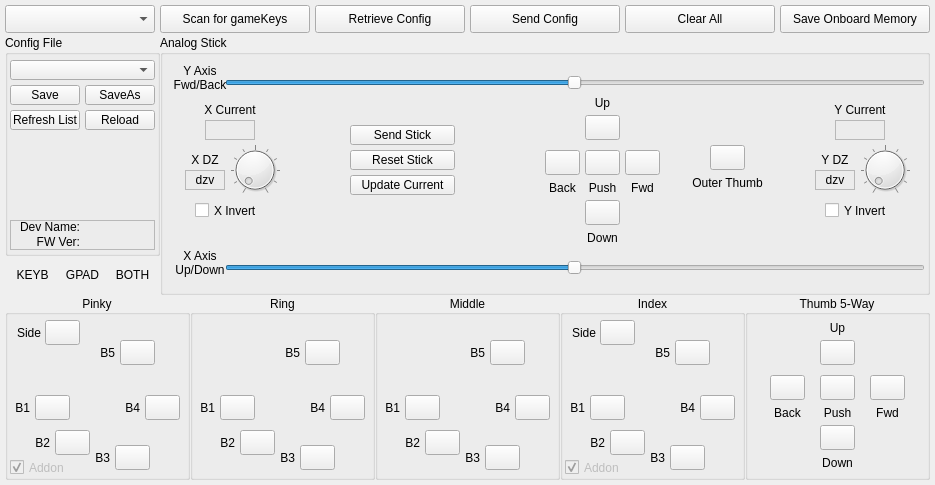
andrewb435/gameKey-Companion, file ui_main.ui: the form before one commit.
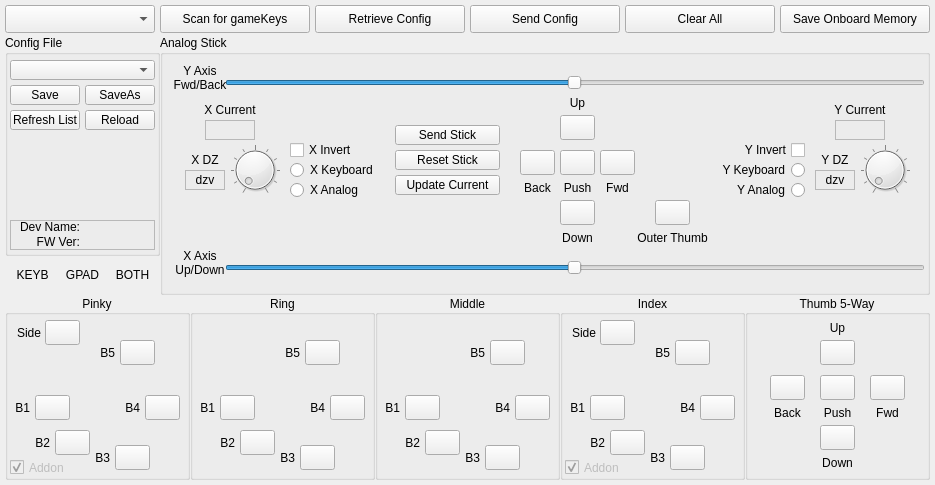
The form after the commit. Custom widgets are drawn as their Qt base class.

Commit message: UI tweaks Added analog/digital selectors for thumbstick

What changed in the file:
```diff
--- a/ui_main.ui
+++ b/ui_main.ui
@@ -1358,32 +1358,6 @@
       <set>Qt::AlignCenter</set>
      </property>
     </widget>
-    <widget class="QCheckBox" name="iXInvert">
-     <property name="geometry">
-      <rect>
-       <x>35</x>
-       <y>165</y>
-       <width>75</width>
-       <height>21</height>
-      </rect>
-     </property>
-     <property name="text">
-      <string>X Invert</string>
-     </property>
-    </widget>
-    <widget class="QCheckBox" name="iYInvert">
-     <property name="geometry">
-      <rect>
-       <x>665</x>
-       <y>165</y>
-       <width>75</width>
-       <height>21</height>
-      </rect>
-     </property>
-     <property name="text">
-      <string>Y Invert</string>
-     </property>
-    </widget>
     <widget class="QLabel" name="oYCur">
      <property name="geometry">
       <rect>
@@ -1431,7 +1405,7 @@
     <widget class="QPushButton" name="bResetAxes">
      <property name="geometry">
       <rect>
-       <x>190</x>
+       <x>235</x>
        <y>115</y>
        <width>105</width>
        <height>20</height>
@@ -1447,7 +1421,7 @@
     <widget class="QPushButton" name="bSendAxes">
      <property name="geometry">
       <rect>
-       <x>190</x>
+       <x>235</x>
        <y>90</y>
        <width>105</width>
        <height>20</height>
@@ -1463,7 +1437,7 @@
     <widget class="QPushButton" name="bUpdateAnalog">
      <property name="geometry">
       <rect>
-       <x>190</x>
+       <x>235</x>
        <y>140</y>
        <width>105</width>
        <height>20</height>
@@ -1676,7 +1650,7 @@
     <widget class="QFrame" name="grpThumbStick">
      <property name="geometry">
       <rect>
-       <x>365</x>
+       <x>340</x>
        <y>50</y>
        <width>155</width>
        <height>185</height>
@@ -1846,8 +1820,8 @@
     <widget class="QLabel" name="lThumbOutBAddon">
      <property name="geometry">
       <rect>
-       <x>520</x>
-       <y>135</y>
+       <x>465</x>
+       <y>190</y>
        <width>95</width>
        <height>25</height>
       </rect>
@@ -1862,8 +1836,8 @@
     <widget class="QPushButton" name="kThumbBAddon">
      <property name="geometry">
       <rect>
-       <x>550</x>
-       <y>110</y>
+       <x>495</x>
+       <y>165</y>
        <width>35</width>
        <height>25</height>
       </rect>
@@ -1875,6 +1849,140 @@
       <string/>
      </property>
     </widget>
+    <widget class="QFrame" name="frame">
+     <property name="geometry">
+      <rect>
+       <x>125</x>
+       <y>100</y>
+       <width>100</width>
+       <height>70</height>
+      </rect>
+     </property>
+     <property name="frameShape">
+      <enum>QFrame::NoFrame</enum>
+     </property>
+     <property name="frameShadow">
+      <enum>QFrame::Raised</enum>
+     </property>
+     <widget class="QRadioButton" name="radioXModeAnalog">
+      <property name="geometry">
+       <rect>
+        <x>5</x>
+        <y>45</y>
+        <width>90</width>
+        <height>20</height>
+       </rect>
+      </property>
+      <property name="focusPolicy">
+       <enum>Qt::NoFocus</enum>
+      </property>
+      <property name="text">
+       <string>X Analog</string>
+      </property>
+     </widget>
+     <widget class="QRadioButton" name="radioXModeDigital">
+      <property name="geometry">
+       <rect>
+        <x>5</x>
+        <y>25</y>
+        <width>90</width>
+        <height>20</height>
+       </rect>
+      </property>
+      <property name="focusPolicy">
+       <enum>Qt::NoFocus</enum>
+      </property>
+      <property name="text">
+       <string>X Keyboard</string>
+      </property>
+     </widget>
+     <widget class="QCheckBox" name="iXInvert">
+      <property name="geometry">
+       <rect>
+        <x>5</x>
+        <y>5</y>
+        <width>90</width>
+        <height>20</height>
+       </rect>
+      </property>
+      <property name="layoutDirection">
+       <enum>Qt::LeftToRight</enum>
+      </property>
+      <property name="text">
+       <string>X Invert</string>
+      </property>
+     </widget>
+    </widget>
+    <widget class="QFrame" name="frame_2">
+     <property name="geometry">
+      <rect>
+       <x>550</x>
+       <y>100</y>
+       <width>100</width>
+       <height>70</height>
+      </rect>
+     </property>
+     <property name="frameShape">
+      <enum>QFrame::NoFrame</enum>
+     </property>
+     <property name="frameShadow">
+      <enum>QFrame::Raised</enum>
+     </property>
+     <widget class="QRadioButton" name="radioYModeAnalog">
+      <property name="geometry">
+       <rect>
+        <x>5</x>
+        <y>45</y>
+        <width>90</width>
+        <height>20</height>
+       </rect>
+      </property>
+      <property name="focusPolicy">
+       <enum>Qt::NoFocus</enum>
+      </property>
+      <property name="layoutDirection">
+       <enum>Qt::RightToLeft</enum>
+      </property>
+      <property name="text">
+       <string>Y Analog</string>
+      </property>
+     </widget>
+     <widget class="QRadioButton" name="radioYModeDigital">
+      <property name="geometry">
+       <rect>
+        <x>5</x>
+        <y>25</y>
+        <width>90</width>
+        <height>20</height>
+       </rect>
+      </property>
+      <property name="focusPolicy">
+       <enum>Qt::NoFocus</enum>
+      </property>
+      <property name="layoutDirection">
+       <enum>Qt::RightToLeft</enum>
+      </property>
+      <property name="text">
+       <string>Y Keyboard</string>
+      </property>
+     </widget>
+     <widget class="QCheckBox" name="iYInvert">
+      <property name="geometry">
+       <rect>
+        <x>5</x>
+        <y>5</y>
+        <width>90</width>
+        <height>20</height>
+       </rect>
+      </property>
+      <property name="layoutDirection">
+       <enum>Qt::RightToLeft</enum>
+      </property>
+      <property name="text">
+       <string>Y Invert</string>
+      </property>
+     </widget>
+    </widget>
    </widget>
    <widget class="QLabel" name="lGPADColor">
     <property name="geometry">
```
The commit also changes 1 other file.
